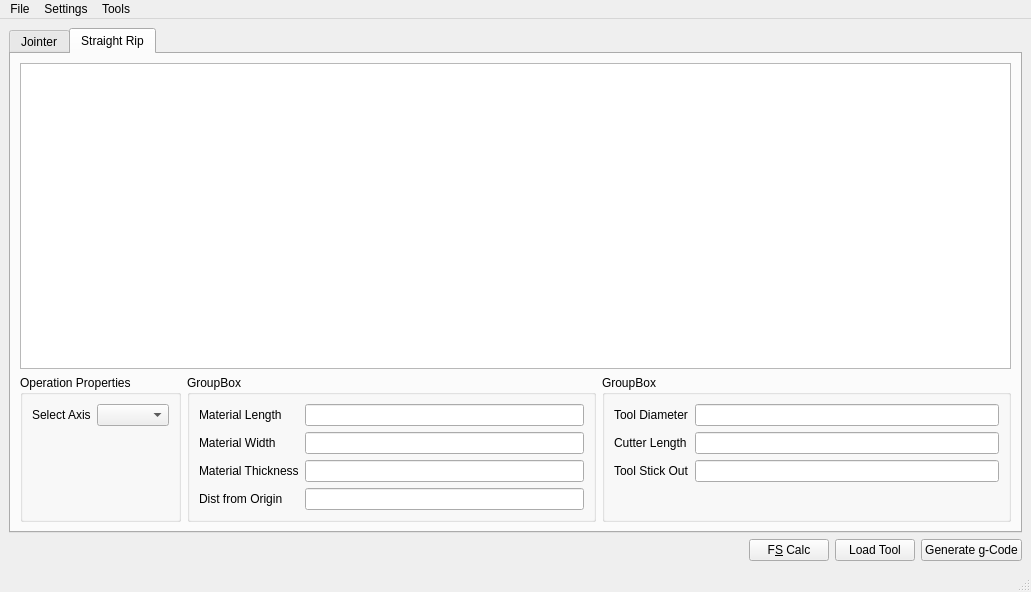
Above: Main.ui from dirktheeng/CNCWoodworkingGCodeCreator before the change. Below: the same form after it.
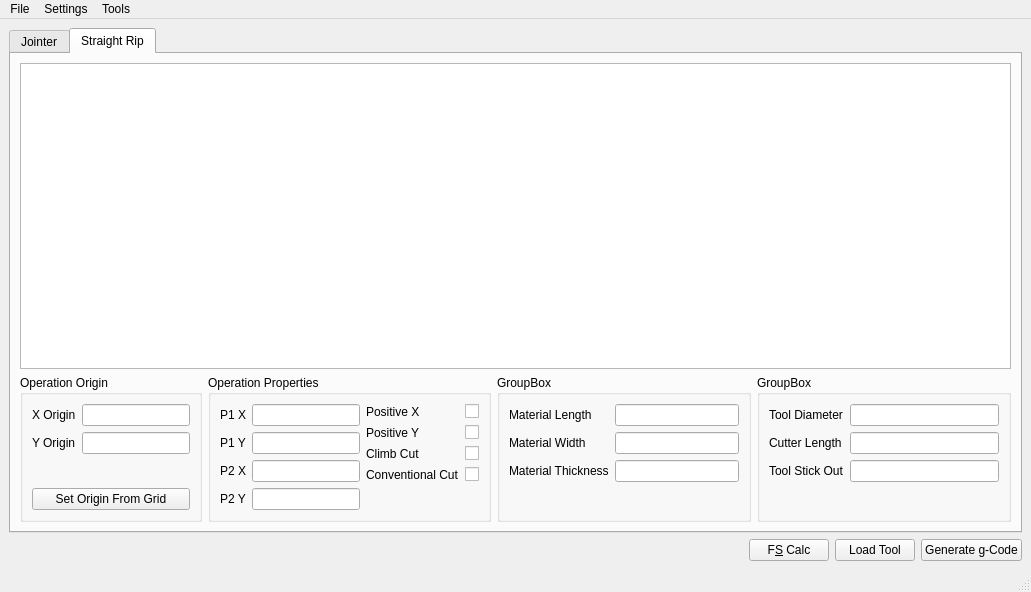
That is the form after the change. The open tabs and pages were chosen to show the change.

Commit message: cleaned up code some and worked on necessary classes for generating straight line operations

```diff
--- a/Main.ui
+++ b/Main.ui
@@ -386,16 +386,6 @@
                      <item row="2" column="1">
                       <widget class="QLineEdit" name="materialThicknessLineEdit_2"/>
                      </item>
-                     <item row="3" column="0">
-                      <widget class="QLabel" name="distFromOriginLabel_2">
-                       <property name="text">
-                        <string>Dist from Origin</string>
-                       </property>
-                      </widget>
-                     </item>
-                     <item row="3" column="1">
-                      <widget class="QLineEdit" name="distFromOriginLineEdit_2"/>
-                     </item>
                     </layout>
                    </item>
                   </layout>
@@ -406,24 +396,152 @@
               <item row="1" column="0">
                <layout class="QGridLayout" name="gridLayout_11">
                 <item row="0" column="0">
+                 <widget class="QGroupBox" name="groupBox_7">
+                  <property name="title">
+                   <string>Operation Origin</string>
+                  </property>
+                  <layout class="QVBoxLayout" name="verticalLayout_8">
+                   <item>
+                    <layout class="QVBoxLayout" name="verticalLayout_7">
+                     <item>
+                      <layout class="QFormLayout" name="formLayout_8">
+                       <item row="0" column="0">
+                        <widget class="QLabel" name="xOriginLabel">
+                         <property name="text">
+                          <string>X Origin</string>
+                         </property>
+                        </widget>
+                       </item>
+                       <item row="0" column="1">
+                        <widget class="QLineEdit" name="xOriginLineEdit"/>
+                       </item>
+                       <item row="1" column="0">
+                        <widget class="QLabel" name="yOriginLabel">
+                         <property name="text">
+                          <string>Y Origin</string>
+                         </property>
+                        </widget>
+                       </item>
+                       <item row="1" column="1">
+                        <widget class="QLineEdit" name="yOriginLineEdit"/>
+                       </item>
+                      </layout>
+                     </item>
+                     <item>
+                      <widget class="QPushButton" name="setOriginFromGrid_pushButton">
+                       <property name="text">
+                        <string>Set Origin From Grid</string>
+                       </property>
+                      </widget>
+                     </item>
+                    </layout>
+                   </item>
+                  </layout>
+                 </widget>
+                </item>
+                <item row="0" column="1">
                  <widget class="QGroupBox" name="groupBox_4">
                   <property name="title">
                    <string>Operation Properties</string>
                   </property>
                   <layout class="QGridLayout" name="gridLayout_13">
+                   <item row="0" column="1">
+                    <layout class="QGridLayout" name="gridLayout_18">
+                     <item row="0" column="0">
+                      <layout class="QFormLayout" name="formLayout_13">
+                       <property name="fieldGrowthPolicy">
+                        <enum>QFormLayout::AllNonFixedFieldsGrow</enum>
+                       </property>
+                       <item row="0" column="0">
+                        <widget class="QLabel" name="positiveXLabel">
+                         <property name="text">
+                          <string>Positive X</string>
+                         </property>
+                        </widget>
+                       </item>
+                       <item row="0" column="1">
+                        <widget class="QCheckBox" name="positiveXCheckBox"/>
+                       </item>
+                       <item row="1" column="0">
+                        <widget class="QLabel" name="positiveYLabel">
+                         <property name="text">
+                          <string>Positive Y</string>
+                         </property>
+                        </widget>
+                       </item>
+                       <item row="1" column="1">
+                        <widget class="QCheckBox" name="positiveYCheckBox"/>
+                       </item>
+                       <item row="2" column="0">
+                        <widget class="QLabel" name="climbCutLabel">
+                         <property name="text">
+                          <string>Climb Cut</string>
+                         </property>
+                        </widget>
+                       </item>
+                       <item row="2" column="1">
+                        <widget class="QCheckBox" name="climbCutCheckBox"/>
+                       </item>
+                       <item row="3" column="0">
+                        <widget class="QLabel" name="conventionalCutLabel">
+                         <property name="text">
+                          <string>Conventional Cut</string>
+                         </property>
+                        </widget>
+                       </item>
+                       <item row="3" column="1">
+                        <widget class="QCheckBox" name="conventionalCutCheckBox"/>
+                       </item>
+                      </layout>
+                     </item>
+                    </layout>
+                   </item>
                    <item row="0" column="0">
                     <layout class="QGridLayout" name="gridLayout_12">
                      <item row="0" column="0">
                       <layout class="QFormLayout" name="formLayout_5">
+                       <property name="fieldGrowthPolicy">
+                        <enum>QFormLayout::AllNonFixedFieldsGrow</enum>
+                       </property>
                        <item row="0" column="0">
                         <widget class="QLabel" name="selectAxisLabel_2">
                          <property name="text">
-                          <string>Select Axis</string>
+                          <string>P1 X</string>
                          </property>
                         </widget>
                        </item>
                        <item row="0" column="1">
-                        <widget class="QComboBox" name="comboBox_StraightRip_SelectXYAxis"/>
+                        <widget class="QLineEdit" name="p1XLineEdit"/>
+                       </item>
+                       <item row="1" column="0">
+                        <widget class="QLabel" name="p1YLabel">
+                         <property name="text">
+                          <string>P1 Y</string>
+                         </property>
+                        </widget>
+                       </item>
+                       <item row="1" column="1">
+                        <widget class="QLineEdit" name="p1YLineEdit"/>
+                       </item>
+                       <item row="2" column="0">
+                        <widget class="QLabel" name="p2XLabel">
+                         <property name="text">
+                          <string>P2 X</string>
+                         </property>
+                        </widget>
+                       </item>
+                       <item row="2" column="1">
+                        <widget class="QLineEdit" name="p2XLineEdit"/>
+                       </item>
+                       <item row="3" column="0">
+                        <widget class="QLabel" name="p2YLabel">
+                         <property name="text">
+                          <string>P2 Y</string>
+                         </property>
+                        </widget>
+                       </item>
+                       <item row="3" column="1">
+                        <widget class="QLineEdit" name="p2YLineEdit"/>
                        </item>
                       </layout>
                      </item>
```
Left out of the diff: 24 changed lines with no effect on the pictures. The commit also changes 27 other files.
